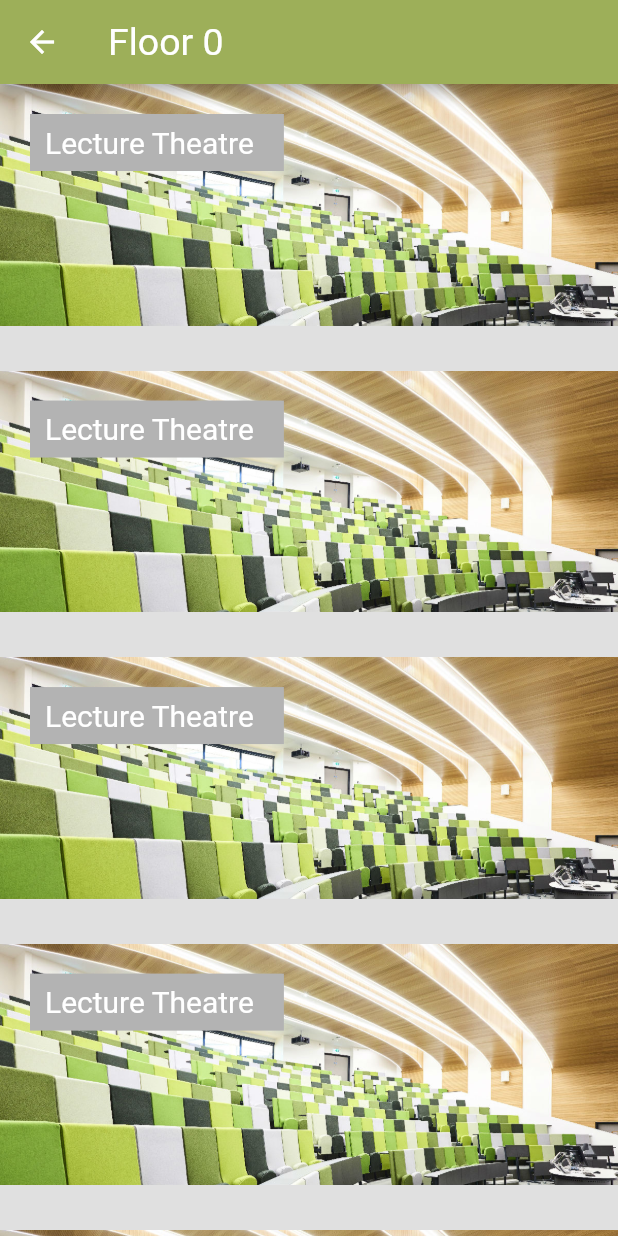
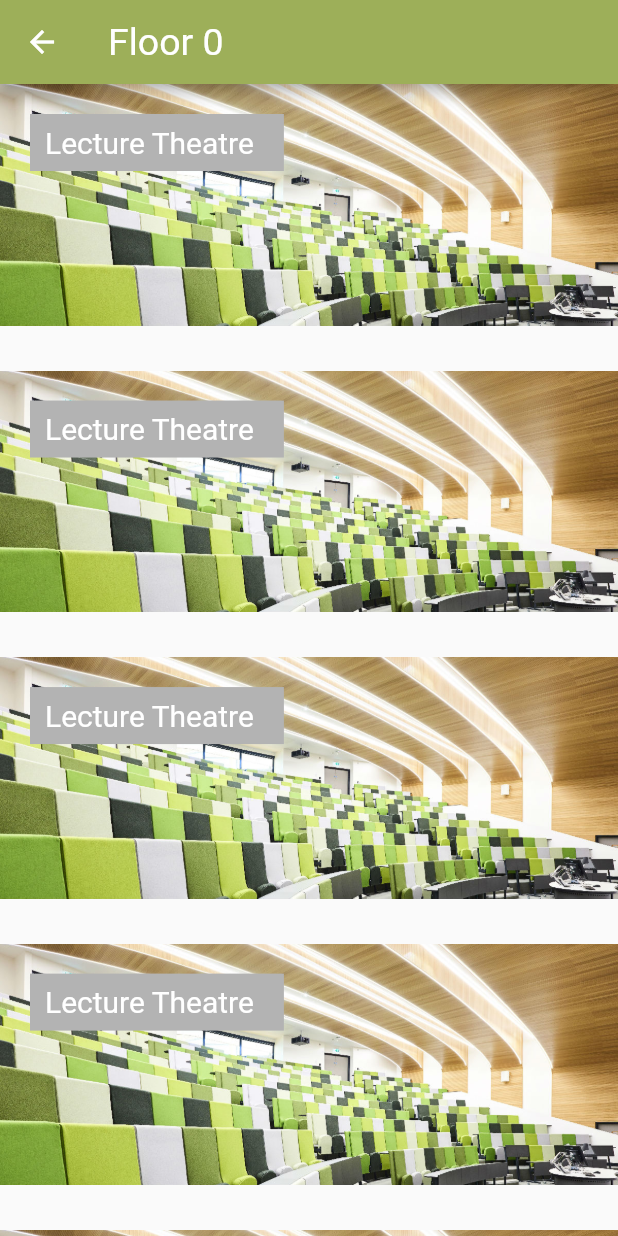
Before and after one commit to alwian/USB-Tour-App, a Flutter app: the FloorFeatureListPage screen opened directly with empty values, on a phone screen of 412 x 824 dp. Run offline on Flutter 3.47's test engine with Material 2 defaults, Android fonts, the phone set to English and light mode, and no system bars.

Commit message:
Removed page background color

```diff
--- a/lib/pages/floor_feature_list_page.dart
+++ b/lib/pages/floor_feature_list_page.dart
@@ -24,7 +24,6 @@ class FloorFeatureListPage extends StatelessWidget {
   @override
   Widget build(BuildContext context) {
     return Scaffold(
-      backgroundColor: Colors.grey[300],
       appBar: AppBar(
         title: Text('Floor ' + _floor.toString()),
       ),
```
